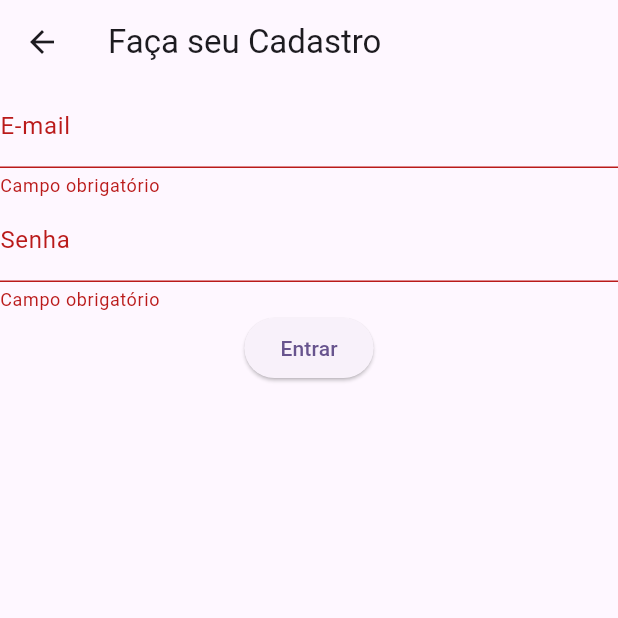
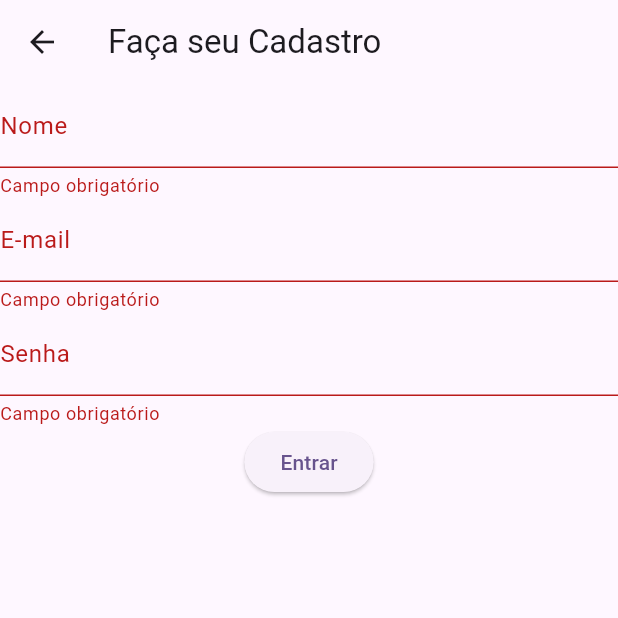
Before and after one commit to gihr0cha/demologin, a Flutter app: the RegisterFisio screen opened by its route, after a tap on "Entrar", on a phone screen of 412 x 824 dp, the top half of it. Run offline on Flutter 3.47's test engine with Material 3 defaults, Android fonts, the phone set to English and light mode, and no system bars; our stand-ins replace firebase_auth, firebase_core; accounts and stored records are empty.

```diff
--- a/lib/login_page.dart
+++ b/lib/login_page.dart
@@ -28,6 +28,7 @@ class _LoginPageState extends State<LoginPage> {
       if (validateAndSave()){
      UserCredential user = await FirebaseAuth.instance.signInWithEmailAndPassword(email: _email!, password: _password!);
     print('Usuário logado: ${user.user!.uid}');
+    Navigator.pushNamed(context, '/home');
     }
   } catch (e) { print('Erro: $e');}
     }
--- a/lib/main.dart
+++ b/lib/main.dart
@@ -3,7 +3,7 @@ import 'login_page.dart';
 import 'registerfisio_page.dart';
 import 'firebase_options.dart';
 import 'package:firebase_core/firebase_core.dart';
-
+import 'home_page.dart';
 void main() async{
   WidgetsFlutterBinding.ensureInitialized();
   try{
@@ -31,6 +31,7 @@ class MyApp extends StatelessWidget {
       routes: {
         '/': (context) => const LoginPage(),
         '/register': (context) => const RegisterFisio(),
+        '/home': (context) => const HomePage(),
       },
     );
   }
--- a/lib/registerfisio_page.dart
+++ b/lib/registerfisio_page.dart
@@ -11,6 +11,7 @@ class RegisterFisio extends StatefulWidget {
 
 class _RegisterFisioState extends State<RegisterFisio> {
   final formKey = GlobalKey<FormState>();
+  String? _nome;
   String? _email;
   String? _password;
   String? erroMessage;
@@ -29,10 +30,12 @@ class _RegisterFisioState extends State<RegisterFisio> {
 void validateAndSubmit() async{
   if (validateAndSave()){
   try {
-  await FirebaseAuth.instance.createUserWithEmailAndPassword(
-    email: _email!,
-    password: _password!,
+  UserCredential userCredential = await FirebaseAuth.instance.createUserWithEmailAndPassword(
+      email: _email!,
+      password: _password!,
   );
+  await userCredential.user!.updateDisplayName(_nome);
+  Navigator.pushNamed(context, '/home');
 } on FirebaseAuthException catch (e) {
   if (e.code == 'weak-password') {
     erroMessage = 'A senha fornecida é muito fraca';
@@ -58,6 +61,13 @@ void validateAndSubmit() async{
         body: Form(
           key: formKey,
           child: Column(children: [
+            TextFormField(
+              decoration: const InputDecoration(
+                labelText: 'Nome',
+              ),
+              validator: (value) => value!.isEmpty ? 'Campo obrigatório' : null,
+              onSaved: (value) => _nome = value,
+            ),
             TextFormField(
               decoration: const InputDecoration(
                 labelText: 'E-mail',
```
Also changed, not shown: lib/home_page.dart (added, +25 -0 lines).
